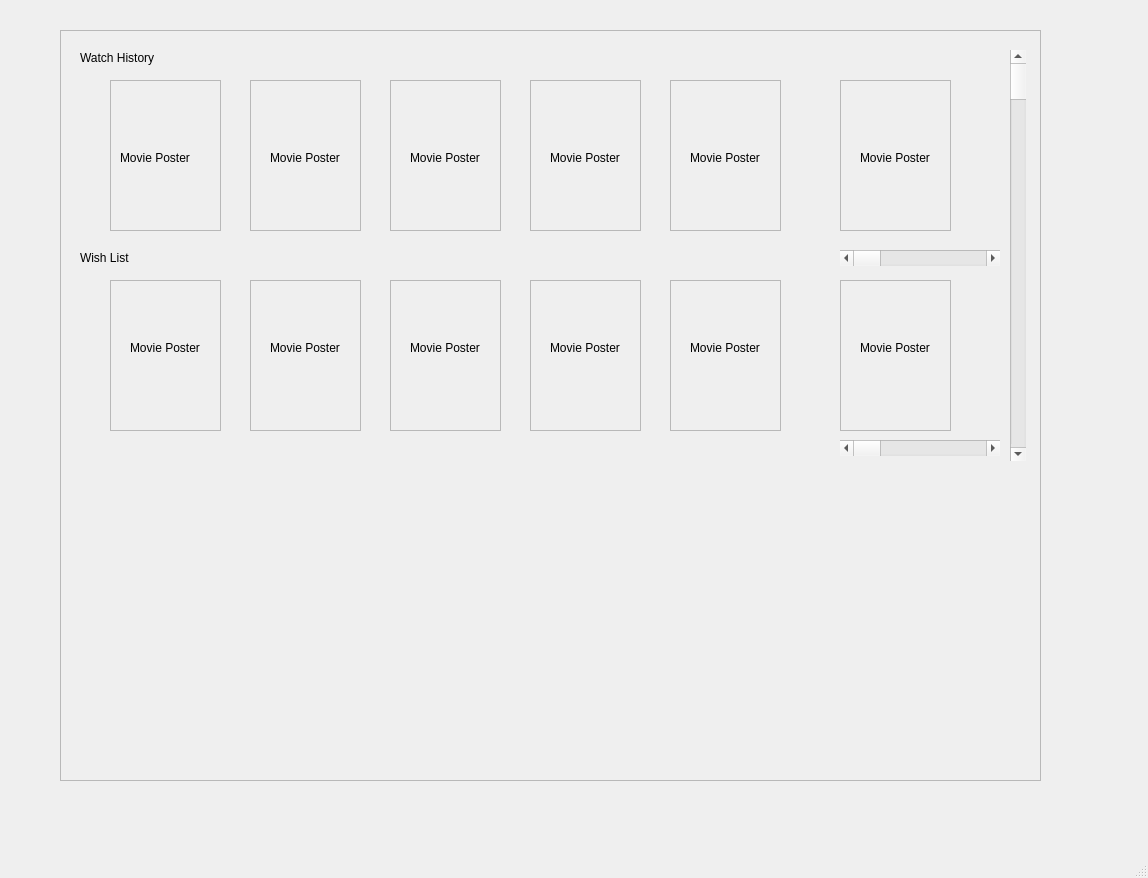
Qt form Screens/userProfile.ui (JaveriaAzfar/CineFlix) before a commit.
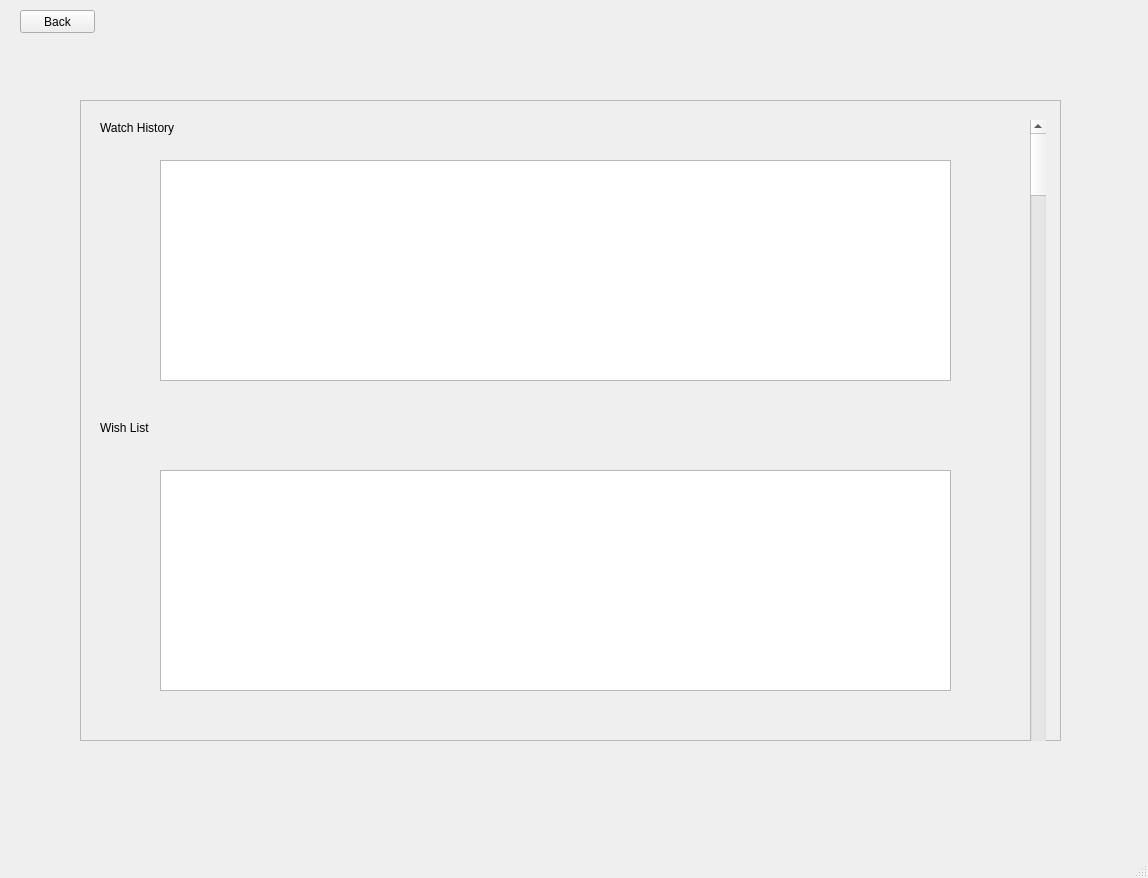
The same form after that commit.

Patch:
```diff
--- a/Screens/userProfile.ui
+++ b/Screens/userProfile.ui
@@ -17,10 +17,10 @@
    <widget class="QFrame" name="frame_3">
     <property name="geometry">
      <rect>
-      <x>60</x>
-      <y>30</y>
+      <x>80</x>
+      <y>100</y>
       <width>981</width>
-      <height>751</height>
+      <height>641</height>
      </rect>
     </property>
     <property name="frameShape">
@@ -46,7 +46,7 @@
      <property name="geometry">
       <rect>
        <x>20</x>
-       <y>220</y>
+       <y>320</y>
        <width>55</width>
        <height>16</height>
       </rect>
@@ -55,393 +55,52 @@
       <string>Wish List</string>
      </property>
     </widget>
-    <widget class="QScrollBar" name="horizontalScrollBar">
-     <property name="geometry">
-      <rect>
-       <x>780</x>
-       <y>220</y>
-       <width>160</width>
-       <height>16</height>
-      </rect>
-     </property>
-     <property name="orientation">
-      <enum>Qt::Horizontal</enum>
-     </property>
-    </widget>
-    <widget class="QScrollBar" name="horizontalScrollBar_2">
-     <property name="geometry">
-      <rect>
-       <x>780</x>
-       <y>410</y>
-       <width>160</width>
-       <height>16</height>
-      </rect>
-     </property>
-     <property name="orientation">
-      <enum>Qt::Horizontal</enum>
-     </property>
-    </widget>
-    <widget class="QFrame" name="frame_4">
-     <property name="geometry">
-      <rect>
-       <x>50</x>
-       <y>50</y>
-       <width>111</width>
-       <height>151</height>
-      </rect>
-     </property>
-     <property name="frameShape">
-      <enum>QFrame::StyledPanel</enum>
-     </property>
-     <property name="frameShadow">
-      <enum>QFrame::Raised</enum>
-     </property>
-     <widget class="QLabel" name="label_7">
-      <property name="geometry">
-       <rect>
-        <x>10</x>
-        <y>70</y>
-        <width>81</width>
-        <height>16</height>
-       </rect>
-      </property>
-      <property name="text">
-       <string>Movie Poster</string>
-      </property>
-     </widget>
-    </widget>
-    <widget class="QFrame" name="frame_5">
-     <property name="geometry">
-      <rect>
-       <x>190</x>
-       <y>50</y>
-       <width>111</width>
-       <height>151</height>
-      </rect>
-     </property>
-     <property name="frameShape">
-      <enum>QFrame::StyledPanel</enum>
-     </property>
-     <property name="frameShadow">
-      <enum>QFrame::Raised</enum>
-     </property>
-     <widget class="QLabel" name="label_8">
-      <property name="geometry">
-       <rect>
-        <x>20</x>
-        <y>70</y>
-        <width>81</width>
-        <height>16</height>
-       </rect>
-      </property>
-      <property name="text">
-       <string>Movie Poster</string>
-      </property>
-     </widget>
-    </widget>
-    <widget class="QFrame" name="frame_6">
-     <property name="geometry">
-      <rect>
-       <x>330</x>
-       <y>50</y>
-       <width>111</width>
-       <height>151</height>
-      </rect>
-     </property>
-     <property name="frameShape">
-      <enum>QFrame::StyledPanel</enum>
-     </property>
-     <property name="frameShadow">
-      <enum>QFrame::Raised</enum>
-     </property>
-     <widget class="QLabel" name="label_9">
-      <property name="geometry">
-       <rect>
-        <x>20</x>
-        <y>70</y>
-        <width>81</width>
-        <height>16</height>
-       </rect>
-      </property>
-      <property name="text">
-       <string>Movie Poster</string>
-      </property>
-     </widget>
-    </widget>
-    <widget class="QFrame" name="frame_7">
-     <property name="geometry">
-      <rect>
-       <x>470</x>
-       <y>50</y>
-       <width>111</width>
-       <height>151</height>
-      </rect>
-     </property>
-     <property name="frameShape">
-      <enum>QFrame::StyledPanel</enum>
-     </property>
-     <property name="frameShadow">
-      <enum>QFrame::Raised</enum>
-     </property>
-     <widget class="QLabel" name="label_10">
-      <property name="geometry">
-       <rect>
-        <x>20</x>
-        <y>70</y>
-        <width>81</width>
-        <height>16</height>
-       </rect>
-      </property>
-      <property name="text">
-       <string>Movie Poster</string>
-      </property>
-     </widget>
-    </widget>
-    <widget class="QFrame" name="frame_8">
-     <property name="geometry">
-      <rect>
-       <x>610</x>
-       <y>50</y>
-       <width>111</width>
-       <height>151</height>
-      </rect>
-     </property>
-     <property name="frameShape">
-      <enum>QFrame::StyledPanel</enum>
-     </property>
-     <property name="frameShadow">
-      <enum>QFrame::Raised</enum>
-     </property>
-     <widget class="QLabel" name="label_11">
-      <property name="geometry">
-       <rect>
-        <x>20</x>
-        <y>70</y>
-        <width>81</width>
-        <height>16</height>
-       </rect>
-      </property>
-      <property name="text">
-       <string>Movie Poster</string>
-      </property>
-     </widget>
-    </widget>
-    <widget class="QFrame" name="frame_9">
-     <property name="geometry">
-      <rect>
-       <x>780</x>
-       <y>50</y>
-       <width>111</width>
-       <height>151</height>
-      </rect>
-     </property>
-     <property name="frameShape">
-      <enum>QFrame::StyledPanel</enum>
-     </property>
-     <property name="frameShadow">
-      <enum>QFrame::Raised</enum>
-     </property>
-     <widget class="QLabel" name="label_12">
-      <property name="geometry">
-       <rect>
-        <x>20</x>
-        <y>70</y>
-        <width>81</width>
-        <height>16</height>
-       </rect>
-      </property>
-      <property name="text">
-       <string>Movie Poster</string>
-      </property>
-     </widget>
-    </widget>
-    <widget class="QFrame" name="frame_10">
-     <property name="geometry">
-      <rect>
-       <x>50</x>
-       <y>250</y>
-       <width>111</width>
-       <height>151</height>
-      </rect>
-     </property>
-     <property name="frameShape">
-      <enum>QFrame::StyledPanel</enum>
-     </property>
-     <property name="frameShadow">
-      <enum>QFrame::Raised</enum>
-     </property>
-     <widget class="QLabel" name="label_13">
-      <property name="geometry">
-       <rect>
-        <x>20</x>
-        <y>60</y>
-        <width>81</width>
-        <height>16</height>
-       </rect>
-      </property>
-      <property name="text">
-       <string>Movie Poster</string>
-      </property>
-     </widget>
-    </widget>
-    <widget class="QFrame" name="frame_11">
-     <property name="geometry">
-      <rect>
-       <x>190</x>
-       <y>250</y>
-       <width>111</width>
-       <height>151</height>
-      </rect>
-     </property>
-     <property name="frameShape">
-      <enum>QFrame::StyledPanel</enum>
-     </property>
-     <property name="frameShadow">
-      <enum>QFrame::Raised</enum>
-     </property>
-     <widget class="QLabel" name="label_14">
-      <property name="geometry">
-       <rect>
-        <x>20</x>
-        <y>60</y>
-        <width>81</width>
-        <height>16</height>
-       </rect>
-      </property>
-      <property name="text">
-       <string>Movie Poster</string>
-      </property>
-     </widget>
-    </widget>
-    <widget class="QFrame" name="frame_12">
-     <property name="geometry">
-      <rect>
-       <x>330</x>
-       <y>250</y>
-       <width>111</width>
-       <height>151</height>
-      </rect>
-     </property>
-     <property name="frameShape">
-      <enum>QFrame::StyledPanel</enum>
-     </property>
-     <property name="frameShadow">
-      <enum>QFrame::Raised</enum>
-     </property>
-     <widget class="QLabel" name="label_15">
-      <property name="geometry">
-       <rect>
-        <x>20</x>
-        <y>60</y>
-        <width>81</width>
-        <height>16</height>
-       </rect>
-      </property>
-      <property name="text">
-       <string>Movie Poster</string>
-      </property>
-     </widget>
-    </widget>
-    <widget class="QFrame" name="frame_13">
-     <property name="geometry">
-      <rect>
-       <x>470</x>
-       <y>250</y>
-       <width>111</width>
-       <height>151</height>
-      </rect>
-     </property>
-     <property name="frameShape">
-      <enum>QFrame::StyledPanel</enum>
-     </property>
-     <property name="frameShadow">
-      <enum>QFrame::Raised</enum>
-     </property>
-     <widget class="QLabel" name="label_16">
-      <property name="geometry">
-       <rect>
-        <x>20</x>
-        <y>60</y>
-        <width>81</width>
-        <height>16</height>
-       </rect>
-      </property>
-      <property name="text">
-       <string>Movie Poster</string>
-      </property>
-     </widget>
-    </widget>
-    <widget class="QFrame" name="frame_14">
-     <property name="geometry">
-      <rect>
-       <x>610</x>
-       <y>250</y>
-       <width>111</width>
-       <height>151</height>
-      </rect>
-     </property>
-     <property name="frameShape">
-      <enum>QFrame::StyledPanel</enum>
-     </property>
-     <property name="frameShadow">
-      <enum>QFrame::Raised</enum>
-     </property>
-     <widget class="QLabel" name="label_17">
-      <property name="geometry">
-       <rect>
-        <x>20</x>
-        <y>60</y>
-        <width>81</width>
-        <height>16</height>
-       </rect>
-      </property>
-      <property name="text">
-       <string>Movie Poster</string>
-      </property>
-     </widget>
-    </widget>
-    <widget class="QFrame" name="frame_15">
-     <property name="geometry">
-      <rect>
-       <x>780</x>
-       <y>250</y>
-       <width>111</width>
-       <height>151</height>
-      </rect>
-     </property>
-     <property name="frameShape">
-      <enum>QFrame::StyledPanel</enum>
-     </property>
-     <property name="frameShadow">
-      <enum>QFrame::Raised</enum>
-     </property>
-     <widget class="QLabel" name="label_18">
-      <property name="geometry">
-       <rect>
-        <x>20</x>
-        <y>60</y>
-        <width>81</width>
-        <height>16</height>
-       </rect>
-      </property>
-      <property name="text">
-       <string>Movie Poster</string>
-      </property>
-     </widget>
-    </widget>
     <widget class="QScrollBar" name="verticalScrollBar">
      <property name="geometry">
       <rect>
        <x>950</x>
        <y>20</y>
        <width>16</width>
-       <height>411</height>
+       <height>701</height>
       </rect>
      </property>
      <property name="orientation">
       <enum>Qt::Vertical</enum>
      </property>
     </widget>
+    <widget class="QTableWidget" name="historyTable">
+     <property name="geometry">
+      <rect>
+       <x>80</x>
+       <y>60</y>
+       <width>791</width>
+       <height>221</height>
+      </rect>
+     </property>
+    </widget>
+    <widget class="QTableWidget" name="favoritesTable">
+     <property name="geometry">
+      <rect>
+       <x>80</x>
+       <y>370</y>
+       <width>791</width>
+       <height>221</height>
+      </rect>
+     </property>
+    </widget>
+   </widget>
+   <widget class="QPushButton" name="backButton">
+    <property name="geometry">
+     <rect>
+      <x>20</x>
+      <y>10</y>
+      <width>75</width>
+      <height>23</height>
+     </rect>
+    </property>
+    <property name="text">
+     <string>Back</string>
+    </property>
    </widget>
   </widget>
   <widget class="QMenuBar" name="menubar">
```
